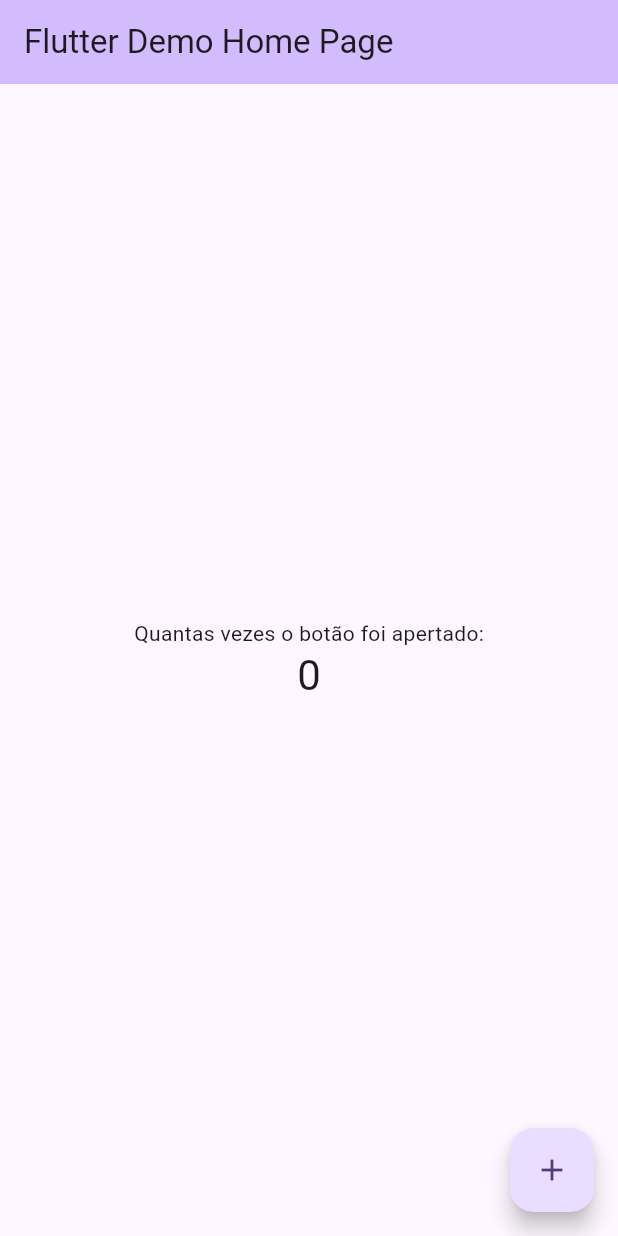
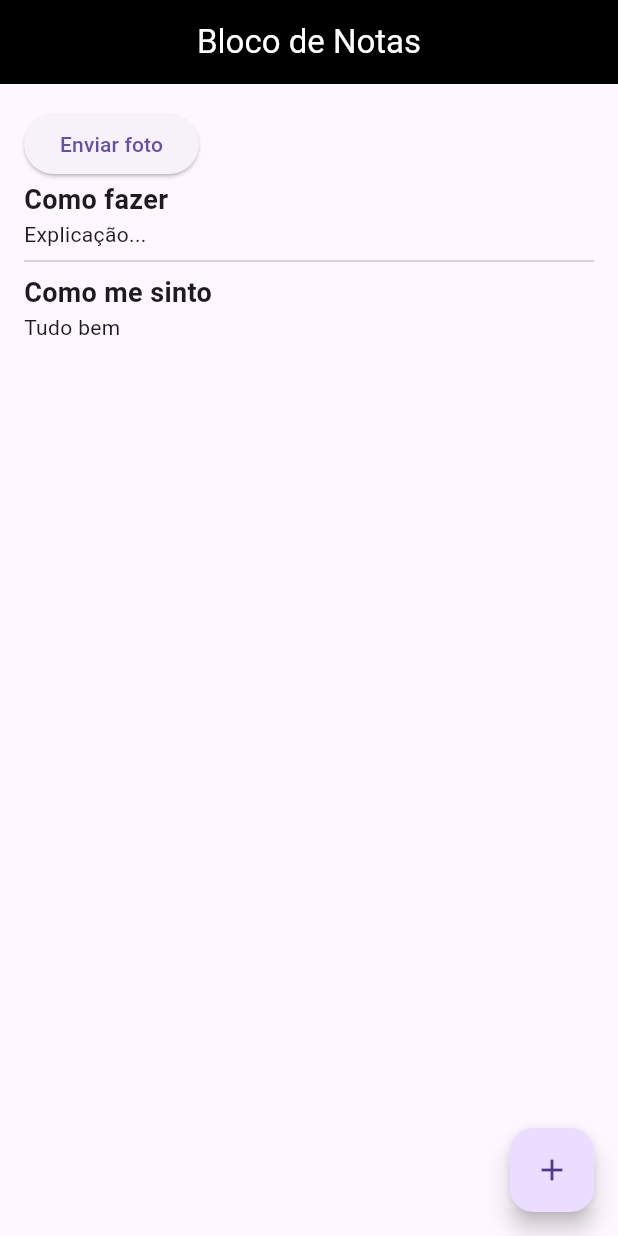
Before and after one commit to Luferat/Flutter.Annotation, a Flutter app: the screen it shows after launch, on a phone screen of 412 x 824 dp. Run offline on Flutter 3.47's test engine with Material 3 defaults, Android fonts, the phone set to English and light mode, and no system bars.

Commit message:
Primeira tela

```diff
--- a/lib/main.dart
+++ b/lib/main.dart
@@ -1,4 +1,5 @@
 import 'package:flutter/material.dart';
+import 'package:flutter_annotation/screens/screen1.dart';
 
 void main() {
   runApp(const MyApp());
@@ -7,69 +8,10 @@
 class MyApp extends StatelessWidget {
   const MyApp({super.key});
 
-  // This widget is the root of your application.
   @override
   Widget build(BuildContext context) {
-    return MaterialApp(
-      title: 'Flutter Demo',
-      theme: ThemeData(
-        colorScheme: ColorScheme.fromSeed(seedColor: Colors.deepPurple),
-        useMaterial3: true,
-      ),
-      home: const MyHomePage(title: 'Flutter Demo Home Page'),
+    return const MaterialApp(
+      home: Screen(),
     );
   }
 }
-
-// Criação do widget 'MyHomePage'
-class MyHomePage extends StatefulWidget {
-  final String title;
-  const MyHomePage({super.key, required this.title});
-
-  @override
-  State<MyHomePage> createState() => _MyHomePageState();
-}
-
-// Define comportamento do widget 'MyHomePage'
-class _MyHomePageState extends State<MyHomePage> {
-  int _counter = 0;
-
-  // Altera o estado das variáveis
-  void _incrementCounter() {
-    setState(() {
-      _counter++;
-    });
-  }
-
-  @override
-  Widget build(BuildContext context) {
-    return Scaffold(
-      appBar: AppBar(
-        backgroundColor: Theme.of(context).colorScheme.inversePrimary,
-        title: Text(widget.title),
-      ),
-      // Centraliza conteúdo verticalmente e horizontalmente
-      body: Center(
-        // Empilha widgets
-        child: Column(
-          mainAxisAlignment: MainAxisAlignment.center,
-          children: <Widget>[
-            const Text(
-              'Quantas vezes o botão foi apertado:',
-            ),
-            Text(
-              '$_counter',
-              style: Theme.of(context).textTheme.headlineMedium,
-            ),
-          ],
-        ),
-      ),
-      // Botão flutuante
-      floatingActionButton: FloatingActionButton(
-        onPressed: _incrementCounter,
-        tooltip: 'Increment',
-        child: const Icon(Icons.add),
-      ), // This trailing comma makes auto-formatting nicer for build methods.
-    );
-  }
-}
--- /dev/null
+++ b/lib/screens/screen1.dart
@@ -0,0 +1,54 @@
+import 'package:flutter/material.dart';
+
+class Screen extends StatelessWidget {
+  const Screen({super.key});
+
+  @override
+  Widget build(BuildContext context) {
+    return Scaffold(
+      appBar: AppBar(
+        title: const Text("Bloco de Notas",
+            style: TextStyle(
+              color: Colors.white,
+            )),
+        backgroundColor: Colors.black,
+        centerTitle: true,
+      ),
+      floatingActionButton: FloatingActionButton(
+        onPressed: () {
+          print('Clicou');
+        },
+        child: const Icon(Icons.add),
+      ),
+      body: Padding(
+        padding: const EdgeInsets.all(16),
+        child: Column(
+          crossAxisAlignment: CrossAxisAlignment.start,
+          children: [
+            ElevatedButton(
+              onPressed: () {},
+              child: const Text('Enviar foto'),
+            ),
+            const Text(
+              'Como fazer',
+              style: TextStyle(
+                fontWeight: FontWeight.bold,
+                fontSize: 18,
+              ),
+            ),
+            const Text('Explicação...'),
+            const Divider(),
+            const Text(
+              'Como me sinto',
+              style: TextStyle(
+                fontWeight: FontWeight.bold,
+                fontSize: 18,
+              ),
+            ),
+            const Text('Tudo bem')
+          ],
+        ),
+      ),
+    );
+  }
+}
```
